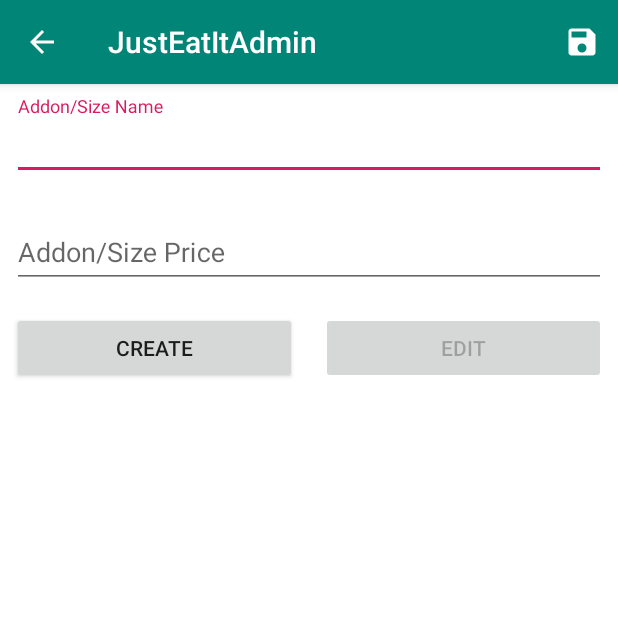
After one commit to WIUT-00006401/JustEatItAdmin, an Android app: the SizeAddonEditActivity screen opened directly, with no data from a screen before it, on a phone screen of 412 x 824 dp, the top half of it. The commit adds this screen. Run offline under Robolectric (Android 15) with nearby library versions, the phone set to English and light mode, and no system bars; our stand-ins replace EventBus, Firebase (no records; nobody signed in at launch, a user with empty details on screens opened directly).

Commit message:
Edit Size and Addon

```diff
--- a/app/src/main/AndroidManifest.xml
+++ b/app/src/main/AndroidManifest.xml
@@ -9,10 +9,11 @@
         android:roundIcon="@mipmap/ic_launcher_round"
         android:supportsRtl="true"
         android:theme="@style/AppTheme">
+        <activity android:name=".SizeAddonEditActivity"></activity>
         <activity
             android:name=".HomeActivity"
             android:label="@string/title_activity_home"
-            android:theme="@style/AppTheme.NoActionBar"></activity>
+            android:theme="@style/AppTheme.NoActionBar" />
         <activity android:name=".MainActivity">
             <intent-filter>
                 <action android:name="android.intent.action.MAIN" />
--- /dev/null
+++ b/app/src/main/java/com/example/justeatitadmin/EventBus/AddonSizeEditEvent.kt
@@ -0,0 +1,3 @@
+package com.example.justeatitadmin.EventBus
+
+class AddonSizeEditEvent (var isAddon:Boolean,var pos:Int)
--- /dev/null
+++ b/app/src/main/java/com/example/justeatitadmin/Model/SelectAddonModel.kt
@@ -0,0 +1,3 @@
+package com.example.justeatitadmin.Model
+
+class SelectAddonModel (var addonModel: AddonModel)
--- /dev/null
+++ b/app/src/main/java/com/example/justeatitadmin/Model/SelectSizeModel.kt
@@ -0,0 +1,3 @@
+package com.example.justeatitadmin.Model
+
+class SelectSizeModel (var sizeModel: SizeModel)
--- /dev/null
+++ b/app/src/main/res/drawable/ic_delete_black_24dp.xml
@@ -0,0 +1,5 @@
+<vector android:height="24dp" android:tint="#FFFFFF"
+    android:viewportHeight="24.0" android:viewportWidth="24.0"
+    android:width="24dp" xmlns:android="http://schemas.android.com/apk/res/android">
+    <path android:fillColor="#FF000000" android:pathData="M6,19c0,1.1 0.9,2 2,2h8c1.1,0 2,-0.9 2,-2V7H6v12zM19,4h-3.5l-1,-1h-5l-1,1H5v2h14V4z"/>
+</vector>
--- /dev/null
+++ b/app/src/main/res/drawable/ic_save_white_24dp.xml
@@ -0,0 +1,5 @@
+<vector android:height="24dp" android:tint="#FFFFFF"
+    android:viewportHeight="24.0" android:viewportWidth="24.0"
+    android:width="24dp" xmlns:android="http://schemas.android.com/apk/res/android">
+    <path android:fillColor="#FF000000" android:pathData="M17,3L5,3c-1.11,0 -2,0.9 -2,2v14c0,1.1 0.89,2 2,2h14c1.1,0 2,-0.9 2,-2L21,7l-4,-4zM12,19c-1.66,0 -3,-1.34 -3,-3s1.34,-3 3,-3 3,1.34 3,3 -1.34,3 -3,3zM15,9L5,9L5,5h10v4z"/>
+</vector>
--- /dev/null
+++ b/app/src/main/res/layout/activity_size_addon_edit.xml
@@ -0,0 +1,84 @@
+<?xml version="1.0" encoding="utf-8"?>
+<LinearLayout xmlns:android="http://schemas.android.com/apk/res/android"
+    xmlns:app="http://schemas.android.com/apk/res-auto"
+    xmlns:tools="http://schemas.android.com/tools"
+    android:layout_width="match_parent"
+    android:layout_height="match_parent"
+    android:orientation="vertical"
+    android:background="@android:color/white"
+    tools:context=".SizeAddonEditActivity">
+
+    <com.google.android.material.appbar.AppBarLayout
+        android:layout_width="match_parent"
+        android:layout_height="wrap_content">
+
+        <androidx.appcompat.widget.Toolbar
+            android:id="@+id/tool_bar"
+            app:titleTextColor="@android:color/white"
+            android:theme="@style/ToolbarColorBackArrow"
+            android:layout_width="match_parent"
+            android:layout_height="wrap_content"
+            android:background="?attr/colorPrimary"/>
+
+    </com.google.android.material.appbar.AppBarLayout>
+
+    <com.google.android.material.textfield.TextInputLayout
+        android:padding="8dp"
+        android:layout_width="match_parent"
+        android:layout_height="wrap_content">
+
+        <EditText
+            android:id="@+id/edt_name"
+            android:hint="Addon/Size Name"
+            android:layout_width="match_parent"
+            android:layout_height="wrap_content"/>
+
+    </com.google.android.material.textfield.TextInputLayout>
+
+    <com.google.android.material.textfield.TextInputLayout
+        android:padding="8dp"
+        android:layout_width="match_parent"
+        android:layout_height="wrap_content">
+
+        <EditText
+            android:id="@+id/edt_price"
+            android:hint="Addon/Size Price"
+            android:inputType="number"
+            android:layout_width="match_parent"
+            android:layout_height="wrap_content"/>
+
+    </com.google.android.material.textfield.TextInputLayout>
+
+    <LinearLayout
+        android:padding="8dp"
+        android:layout_width="match_parent"
+        android:layout_height="wrap_content"
+        android:orientation="horizontal"
+        android:weightSum="2">
+
+        <Button
+            android:id="@+id/btn_create"
+            android:layout_width="0dp"
+            android:layout_height="wrap_content"
+            android:layout_weight="1"
+            android:layout_marginRight="8dp"
+            android:text="Create"/>
+
+        <Button
+            android:id="@+id/btn_edit"
+            android:enabled="false"
+            android:layout_width="0dp"
+            android:layout_height="wrap_content"
+            android:layout_weight="1"
+            android:layout_marginLeft="8dp"
+            android:text="Edit"/>
+
+    </LinearLayout>
+
+    <androidx.recyclerview.widget.RecyclerView
+        android:padding="8dp"
+        android:layout_width="match_parent"
+        android:layout_height="match_parent"
+        android:id="@+id/recycler_addon_size"/>
+
+</LinearLayout>
--- a/app/src/main/res/layout/content_home.xml
+++ b/app/src/main/res/layout/content_home.xml
@@ -5,7 +5,7 @@
     android:layout_width="match_parent"
     android:layout_height="match_parent"
     app:layout_behavior="@string/appbar_scrolling_view_behavior"
-    tools:showIn="@layout/app_bar_main">
+    tools:showIn="@layout/app_bar_home">
 
     <fragment
         android:id="@+id/nav_host_fragment"
--- /dev/null
+++ b/app/src/main/res/menu/menu_size_addon.xml
@@ -0,0 +1,10 @@
+<?xml version="1.0" encoding="utf-8"?>
+<menu xmlns:android="http://schemas.android.com/apk/res/android"
+    xmlns:app="http://schemas.android.com/apk/res-auto">
+    <item
+        android:id="@+id/action_save"
+        android:orderInCategory="100"
+        android:title="Save"
+        android:icon="@drawable/ic_save_white_24dp"
+        app:showAsAction="always" />
+</menu>
--- a/app/src/main/res/values/styles.xml
+++ b/app/src/main/res/values/styles.xml
@@ -1,7 +1,7 @@
 <resources>
 
     <!-- Base application theme. -->
-    <style name="AppTheme" parent="Theme.AppCompat.Light.DarkActionBar">
+    <style name="AppTheme" parent="Theme.AppCompat.Light.NoActionBar">
         <!-- Customize your theme here. -->
         <item name="colorPrimary">@color/colorPrimary</item>
         <item name="colorPrimaryDark">@color/colorPrimaryDark</item>
@@ -17,4 +17,8 @@
 
     <style name="AppTheme.PopupOverlay" parent="ThemeOverlay.AppCompat.Light" />
 
+    <style name="ToolbarColorBackArrow" parent="AppTheme">
+        <item name="android:textColorSecondary">@android:color/white</item>
+    </style>
+
 </resources>
```
Also changed, not shown: app/src/main/java/com/example/justeatitadmin/Adapter/MyAddonAdapter.kt (added, +93 -0 lines), app/src/main/java/com/example/justeatitadmin/Adapter/MySizeAdapter.kt (added, +93 -0 lines), app/src/main/java/com/example/justeatitadmin/Model/UpdateAddonModel.kt (added, +10 -0 lines), app/src/main/java/com/example/justeatitadmin/Model/UpdateSizeModel.kt (added, +10 -0 lines), app/src/main/java/com/example/justeatitadmin/SizeAddonEditActivity.kt (added, +240 -0 lines), app/src/main/java/com/example/justeatitadmin/ui/foodlist/FoodListFragment.kt (+14 -14 lines), app/src/main/res/layout/layout_addon_size_item.xml (added, +47 -0 lines).
